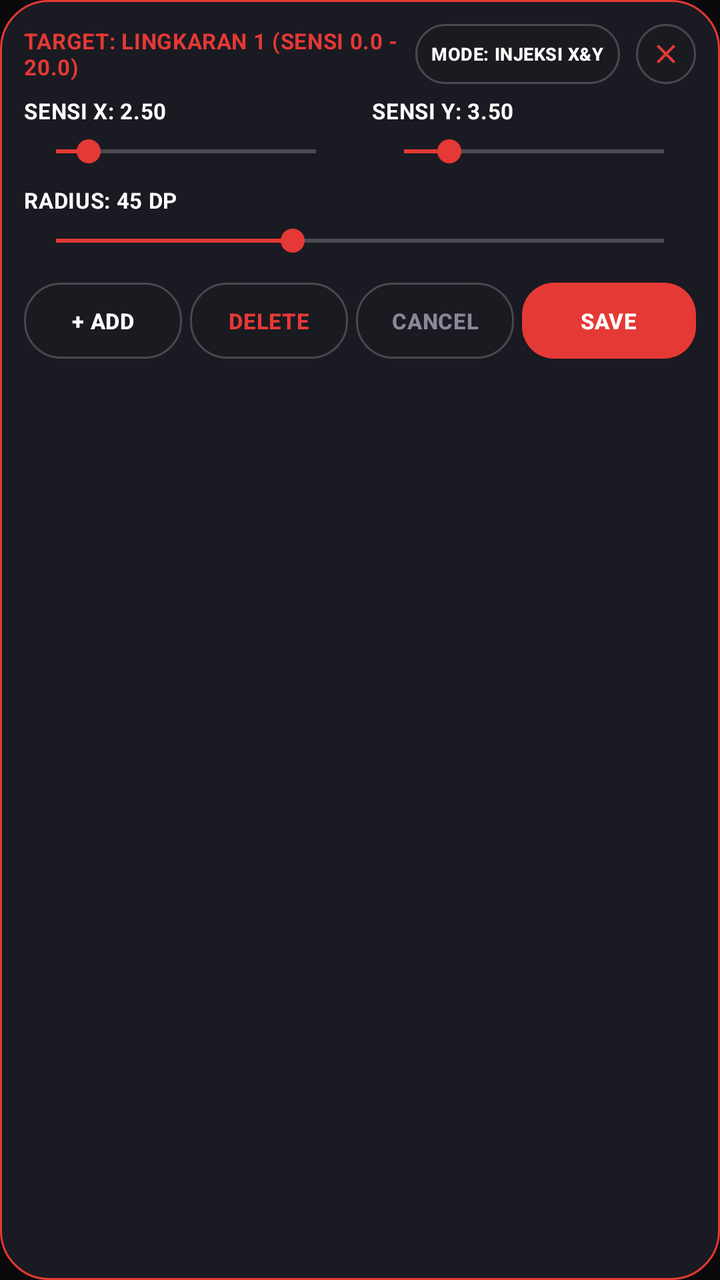
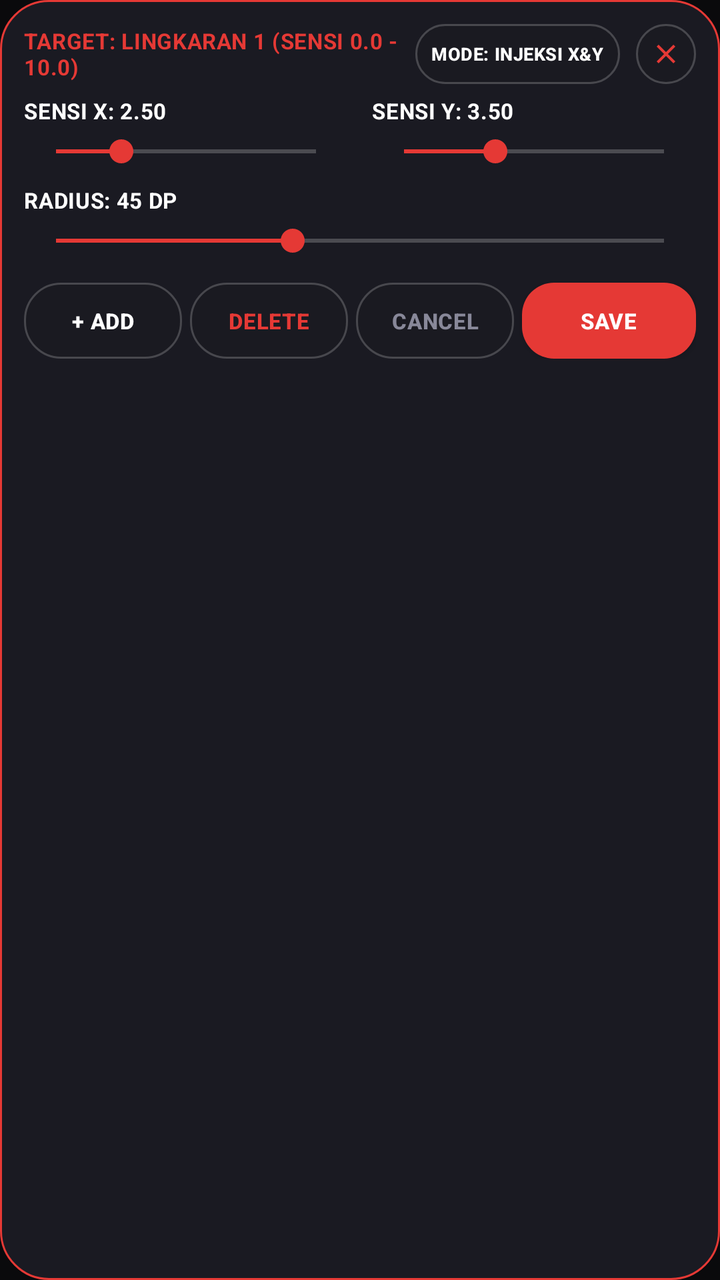

The first picture is an Android layout as it rendered before a commit; the second is the same layout after the commit. The layout source and the unified diff follow.
<!-- AndroidManifest.xml: application theme Theme.Hypnos -->
<!-- res/layout/layout_config_bottom_sheet.xml -->
<?xml version="1.0" encoding="utf-8"?>
<LinearLayout xmlns:android="http://schemas.android.com/apk/res/android"
    xmlns:app="http://schemas.android.com/apk/res-auto"
    android:id="@+id/rootBottomSheet"
    android:layout_width="match_parent"
    android:layout_height="wrap_content"
    android:layout_gravity="bottom|center_horizontal"
    android:background="@drawable/bg_bottom_sheet"
    android:orientation="vertical"
    android:padding="12dp">

    
    <LinearLayout
        android:layout_width="match_parent"
        android:layout_height="wrap_content"
        android:gravity="center_vertical"
        android:orientation="horizontal"
        android:layout_marginBottom="6dp">

        <TextView
            android:id="@+id/tvActiveCircleTitle"
            android:layout_width="0dp"
            android:layout_height="wrap_content"
            android:layout_weight="1"
            android:letterSpacing="0.02"
            android:text="TARGET: LINGKARAN 1 (SENSI 0.0 - 20.0)"
            android:textColor="@color/accent_red"
            android:textSize="11sp"
            android:textStyle="bold" />

        <Button
            android:id="@+id/btnToggleMode"
            android:layout_width="wrap_content"
            android:layout_height="30dp"
            android:layout_marginEnd="8dp"
            android:background="@drawable/bg_glass_card"
            android:letterSpacing="0.02"
            android:paddingHorizontal="8dp"
            android:paddingVertical="0dp"
            android:text="MODE: INJEKSI X&amp;Y"
            android:textColor="@color/text_white"
            android:textSize="9sp"
            android:textStyle="bold"
            app:backgroundTint="@null" />

        <FrameLayout
            android:id="@+id/btnCloseConfig"
            android:layout_width="30dp"
            android:layout_height="30dp"
            android:background="@drawable/bg_glass_card"
            android:clickable="true"
            android:focusable="true">

            <ImageView
                android:layout_width="16dp"
                android:layout_height="16dp"
                android:layout_gravity="center"
                android:src="@drawable/ic_close_red"
                android:contentDescription="CLOSE" />
        </FrameLayout>
    </LinearLayout>

    
    <LinearLayout
        android:layout_width="match_parent"
        android:layout_height="wrap_content"
        android:orientation="horizontal">

        
        <LinearLayout
            android:layout_width="0dp"
            android:layout_height="wrap_content"
            android:layout_marginEnd="6dp"
            android:layout_weight="1"
            android:orientation="vertical">

            <TextView
                android:id="@+id/tvLabelSensiX"
                android:layout_width="wrap_content"
                android:layout_height="wrap_content"
                android:letterSpacing="0.02"
                android:text="SENSI X: 2.50"
                android:textColor="@color/text_white"
                android:textSize="11sp"
                android:textStyle="bold" />

            <SeekBar
                android:id="@+id/seekSensiX"
                android:layout_width="match_parent"
                android:layout_height="26dp"
                android:max="2000"
                android:progress="250"
                android:progressTint="@color/accent_red"
                android:thumbTint="@color/accent_red" />
        </LinearLayout>

        
        <LinearLayout
            android:layout_width="0dp"
            android:layout_height="wrap_content"
            android:layout_marginStart="6dp"
            android:layout_weight="1"
            android:orientation="vertical">

            <TextView
                android:id="@+id/tvLabelSensiY"
                android:layout_width="wrap_content"
                android:layout_height="wrap_content"
                android:letterSpacing="0.02"
                android:text="SENSI Y: 3.50"
                android:textColor="@color/text_white"
                android:textSize="11sp"
                android:textStyle="bold" />

            <SeekBar
                android:id="@+id/seekSensiY"
                android:layout_width="match_parent"
                android:layout_height="26dp"
                android:max="2000"
                android:progress="350"
                android:progressTint="@color/accent_red"
                android:thumbTint="@color/accent_red" />
        </LinearLayout>
    </LinearLayout>

    
    <LinearLayout
        android:layout_width="match_parent"
        android:layout_height="wrap_content"
        android:layout_marginTop="4dp"
        android:orientation="horizontal">

        <LinearLayout
            android:layout_width="match_parent"
            android:layout_height="wrap_content"
            android:orientation="vertical">

            <TextView
                android:id="@+id/tvLabelRadius"
                android:layout_width="wrap_content"
                android:layout_height="wrap_content"
                android:letterSpacing="0.02"
                android:text="RADIUS: 45 DP"
                android:textColor="@color/text_white"
                android:textSize="11sp"
                android:textStyle="bold" />

            <SeekBar
                android:id="@+id/seekRadius"
                android:layout_width="match_parent"
                android:layout_height="26dp"
                android:max="90"
                android:progress="35"
                android:progressTint="@color/accent_red"
                android:thumbTint="@color/accent_red" />
        </LinearLayout>
    </LinearLayout>

    
    <LinearLayout
        android:layout_width="match_parent"
        android:layout_height="38dp"
        android:layout_marginTop="8dp"
        android:orientation="horizontal">

        
        <Button
            android:id="@+id/btnAddCircle"
            android:layout_width="0dp"
            android:layout_height="match_parent"
            android:layout_weight="1"
            android:layout_marginEnd="4dp"
            android:background="@drawable/bg_glass_card"
            android:letterSpacing="0.02"
            android:padding="0dp"
            android:text="+ ADD"
            android:textColor="@color/text_white"
            android:textSize="11sp"
            android:textStyle="bold"
            app:backgroundTint="@null" />

        
        <Button
            android:id="@+id/btnDeleteCircle"
            android:layout_width="0dp"
            android:layout_height="match_parent"
            android:layout_weight="1"
            android:layout_marginEnd="4dp"
            android:background="@drawable/bg_glass_card"
            android:letterSpacing="0.02"
            android:padding="0dp"
            android:text="DELETE"
            android:textColor="@color/accent_red"
            android:textSize="11sp"
            android:textStyle="bold"
            app:backgroundTint="@null" />

        
        <Button
            android:id="@+id/btnCancelConfig"
            android:layout_width="0dp"
            android:layout_height="match_parent"
            android:layout_weight="1"
            android:layout_marginEnd="4dp"
            android:background="@drawable/bg_glass_card"
            android:letterSpacing="0.02"
            android:padding="0dp"
            android:text="CANCEL"
            android:textColor="@color/text_dim"
            android:textSize="11sp"
            android:textStyle="bold"
            app:backgroundTint="@null" />

        
        <Button
            android:id="@+id/btnSaveConfig"
            android:layout_width="0dp"
            android:layout_height="match_parent"
            android:layout_weight="1.1"
            android:background="@drawable/bg_btn_red"
            android:letterSpacing="0.02"
            android:padding="0dp"
            android:text="SAVE"
            android:textColor="@color/text_white"
            android:textSize="11sp"
            android:textStyle="bold"
            app:backgroundTint="@null" />
    </LinearLayout>

</LinearLayout>
<!-- resources referenced by this layout -->
<resources>
  <color name="accent_red">#E53935</color>
  <color name="text_dim">#888899</color>
  <color name="text_white">#FFFFFF</color>
  <!-- drawable bg_bottom_sheet (drawable) -->
  <?xml version="1.0" encoding="utf-8"?>
  <shape xmlns:android="http://schemas.android.com/apk/res/android"
      android:shape="rectangle">
      <solid android:color="@color/glass_card_solid" />
      <stroke
          android:width="1dp"
          android:color="@color/accent_red" />
      <corners android:radius="24dp" />
  </shape>
  <!-- drawable bg_btn_red (drawable) -->
  <?xml version="1.0" encoding="utf-8"?>
  <ripple xmlns:android="http://schemas.android.com/apk/res/android"
      android:color="#4DFFFFFF">
      <item>
          <selector>
              <item android:state_enabled="false">
                  <shape android:shape="rectangle">
                      <solid android:color="#24242E" />
                      <corners android:radius="16dp" />
                  </shape>
              </item>
              <item>
                  <shape android:shape="rectangle">
                      <solid android:color="@color/accent_red" />
                      <corners android:radius="16dp" />
                  </shape>
              </item>
          </selector>
      </item>
  </ripple>
  <!-- drawable bg_glass_card (drawable) -->
  <?xml version="1.0" encoding="utf-8"?>
  <shape xmlns:android="http://schemas.android.com/apk/res/android"
      android:shape="rectangle">
      <solid android:color="@color/glass_card" />
      <stroke
          android:width="1dp"
          android:color="@color/glass_border" />
      <corners android:radius="18dp" />
  </shape>
  <!-- drawable ic_close_red (drawable) -->
  <?xml version="1.0" encoding="utf-8"?>
  <vector xmlns:android="http://schemas.android.com/apk/res/android"
      android:width="24dp"
      android:height="24dp"
      android:viewportWidth="24"
      android:viewportHeight="24">
      <path
          android:fillColor="#E53935"
          android:pathData="M19,6.41L17.59,5 12,10.59 6.41,5 5,6.41 10.59,12 5,17.59 6.41,19 12,13.41 17.59,19 19,17.59 13.41,12z" />
  </vector>
  <style name="Theme.Hypnos" parent="Theme.MaterialComponents.NoActionBar">
          <item name="android:windowBackground">@color/black_doff</item>
          <item name="android:colorBackground">@color/black_doff</item>
          <item name="colorPrimary">@color/accent_red</item>
          <item name="colorSecondary">@color/accent_red</item>
          <item name="android:statusBarColor">@color/black_doff</item>
          <item name="android:navigationBarColor">@color/black_doff</item>
          <item name="android:windowLightStatusBar">false</item>
      </style>
  <color name="glass_card_solid">#1A1A22</color>
  <color name="glass_card">#D91A1A22</color>
  <color name="glass_border">#33FFFFFF</color>
  <color name="black_doff">#0A0A0C</color>
</resources>

<!-- the commit's change to res/layout/layout_config_bottom_sheet.xml (unified diff, before → after) -->
@@ -23,7 +23,7 @@
             android:layout_height="wrap_content"
             android:layout_weight="1"
             android:letterSpacing="0.02"
-            android:text="TARGET: LINGKARAN 1 (SENSI 0.0 - 20.0)"
+            android:text="TARGET: LINGKARAN 1 (SENSI 0.0 - 10.0)"
             android:textColor="@color/accent_red"
             android:textSize="11sp"
             android:textStyle="bold" />
@@ -88,7 +88,7 @@
                 android:id="@+id/seekSensiX"
                 android:layout_width="match_parent"
                 android:layout_height="26dp"
-                android:max="2000"
+                android:max="1000"
                 android:progress="250"
                 android:progressTint="@color/accent_red"
                 android:thumbTint="@color/accent_red" />
@@ -116,7 +116,7 @@
                 android:id="@+id/seekSensiY"
                 android:layout_width="match_parent"
                 android:layout_height="26dp"
-                android:max="2000"
+                android:max="1000"
                 android:progress="350"
                 android:progressTint="@color/accent_red"
                 android:thumbTint="@color/accent_red" />
